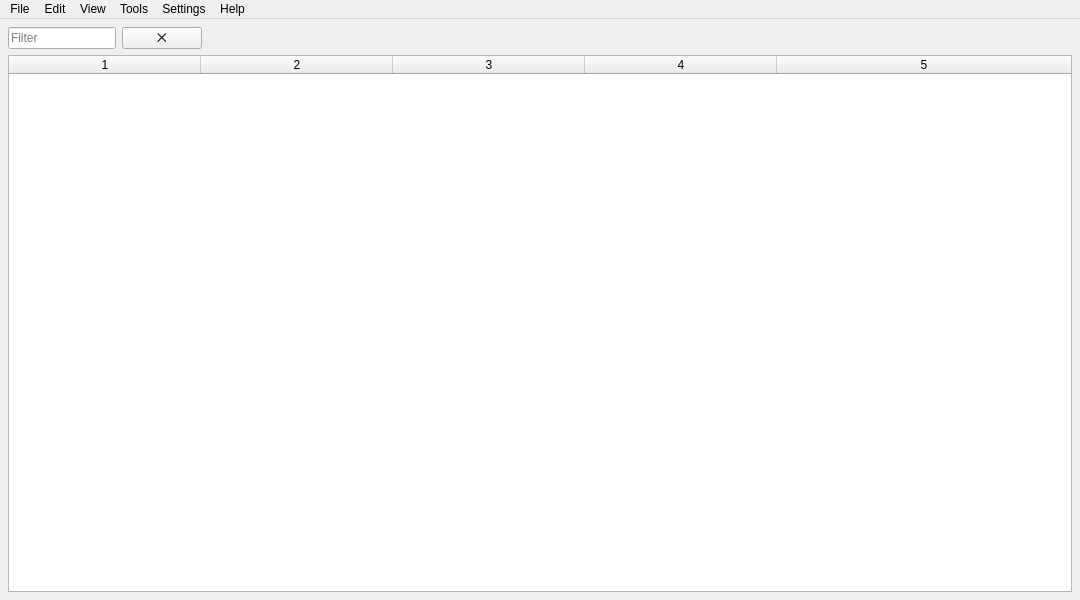
This is Resources/Forms/window.ui in Ich73/BinJEditor as Qt 5 draws it before an edit. The edited form follows.
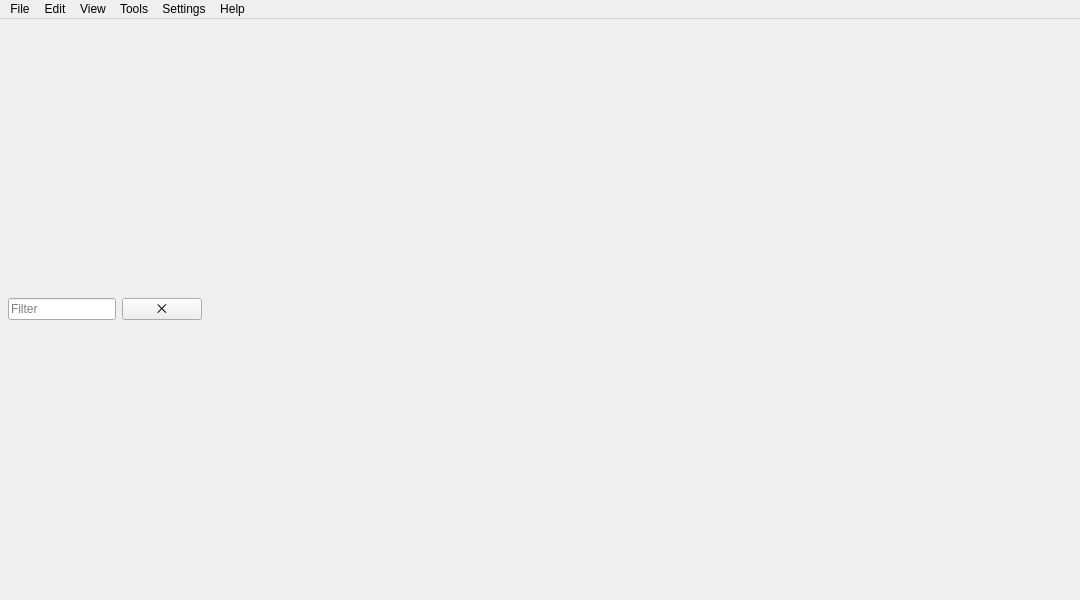
This is the edited form.

```diff
--- a/Resources/Forms/window.ui
+++ b/Resources/Forms/window.ui
@@ -76,63 +76,6 @@
       </item>
      </layout>
     </item>
-    <item>
-     <widget class="QTableWidget" name="table">
-      <property name="contextMenuPolicy">
-       <enum>Qt::NoContextMenu</enum>
-      </property>
-      <property name="sizeAdjustPolicy">
-       <enum>QAbstractScrollArea::AdjustIgnored</enum>
-      </property>
-      <property name="selectionMode">
-       <enum>QAbstractItemView::ContiguousSelection</enum>
-      </property>
-      <property name="horizontalScrollMode">
-       <enum>QAbstractItemView::ScrollPerPixel</enum>
-      </property>
-      <property name="sortingEnabled">
-       <bool>true</bool>
-      </property>
-      <property name="rowCount">
-       <number>0</number>
-      </property>
-      <property name="columnCount">
-       <number>5</number>
-      </property>
-      <attribute name="horizontalHeaderVisible">
-       <bool>true</bool>
-      </attribute>
-      <attribute name="horizontalHeaderCascadingSectionResizes">
-       <bool>false</bool>
-      </attribute>
-      <attribute name="horizontalHeaderDefaultSectionSize">
-       <number>192</number>
-      </attribute>
-      <attribute name="horizontalHeaderMinimumSectionSize">
-       <number>40</number>
-      </attribute>
-      <attribute name="horizontalHeaderShowSortIndicator" stdset="0">
-       <bool>true</bool>
-      </attribute>
-      <attribute name="horizontalHeaderStretchLastSection">
-       <bool>true</bool>
-      </attribute>
-      <attribute name="verticalHeaderVisible">
-       <bool>true</bool>
-      </attribute>
-      <attribute name="verticalHeaderDefaultSectionSize">
-       <number>24</number>
-      </attribute>
-      <attribute name="verticalHeaderMinimumSectionSize">
-       <number>24</number>
-      </attribute>
-      <column/>
-      <column/>
-      <column/>
-      <column/>
-      <column/>
-     </widget>
-    </item>
    </layout>
   </widget>
   <widget class="QMenuBar" name="menubar">
```
